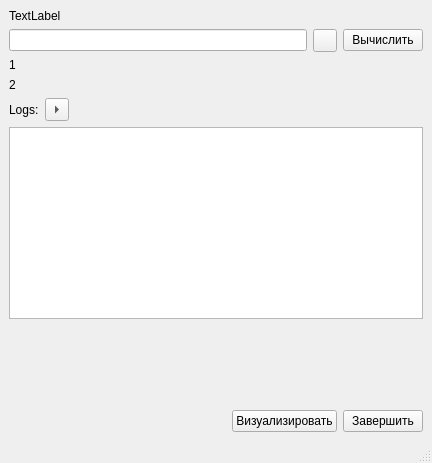
This is decoder/mainwindow.ui in Vinceent/morse_decoder as Qt 5 draws it before an edit. The edited form follows.
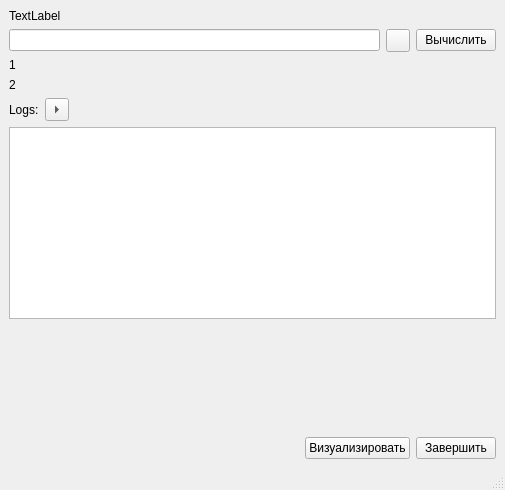
This is the edited form.

Commit message: debugs deleted, some refactoring and ui fixes

Patch:
```diff
--- a/decoder/mainwindow.ui
+++ b/decoder/mainwindow.ui
@@ -9,8 +9,8 @@
    <rect>
     <x>0</x>
     <y>0</y>
-    <width>432</width>
-    <height>463</height>
+    <width>505</width>
+    <height>490</height>
    </rect>
   </property>
   <property name="mouseTracking">
@@ -119,6 +119,9 @@
       <property name="orientation">
        <enum>Qt::Vertical</enum>
       </property>
+      <property name="sizeType">
+       <enum>QSizePolicy::Expanding</enum>
+      </property>
       <property name="sizeHint" stdset="0">
        <size>
         <width>20</width>
@@ -170,7 +173,11 @@
     </item>
    </layout>
   </widget>
-  <widget class="QStatusBar" name="statusbar"/>
+  <widget class="QStatusBar" name="statusbar">
+   <property name="enabled">
+    <bool>true</bool>
+   </property>
+  </widget>
  </widget>
  <resources/>
  <connections>
```
Left out of the diff: 4 changed lines with no effect on the pictures. The commit also changes 4 other files.
